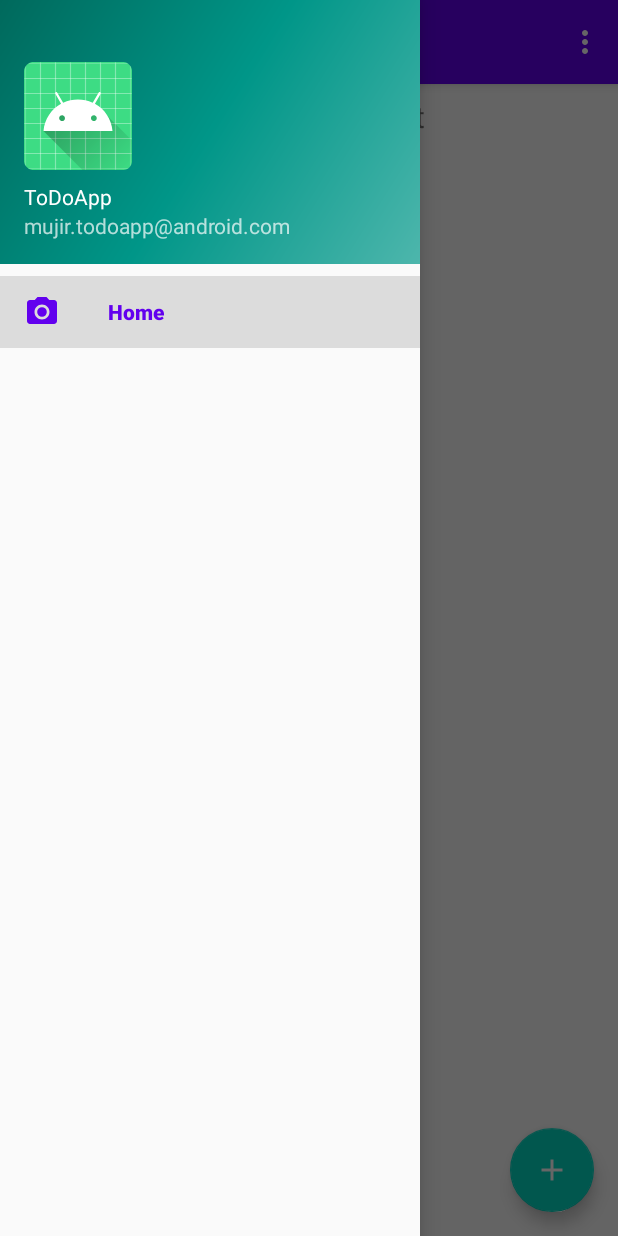
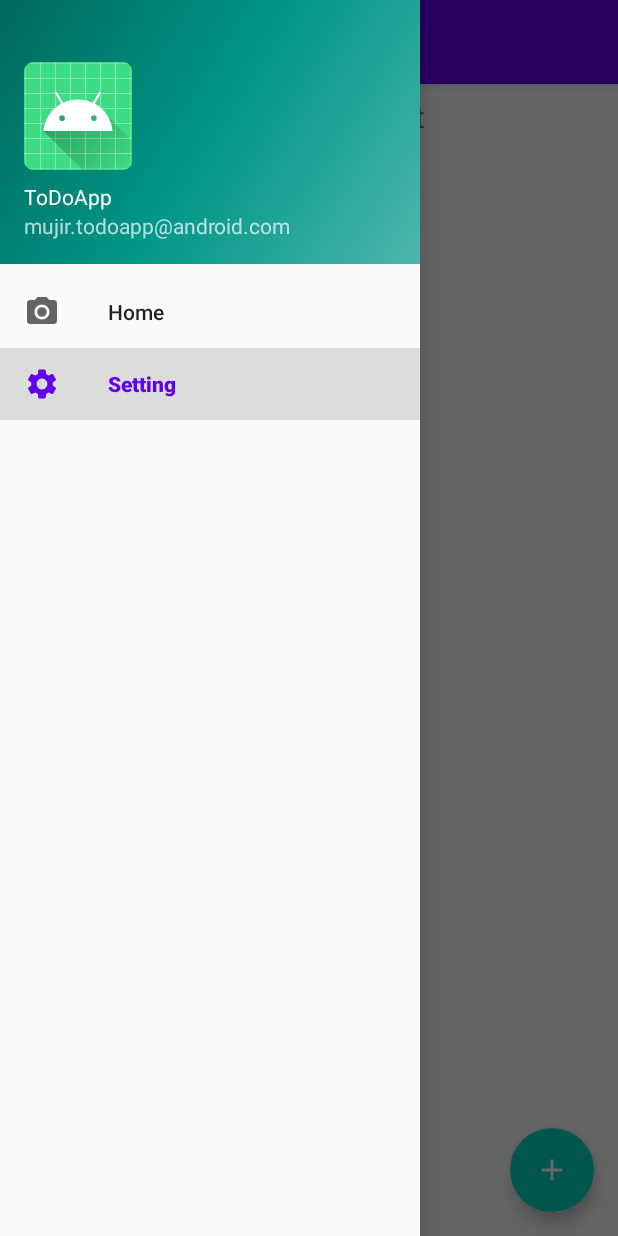
Before and after one commit to muhammadmujir/toDoApp, an Android app: the screen it shows after launch (MainActivity), with the side drawer open, on a phone screen of 412 x 824 dp. Run offline under Robolectric (Android 15) with nearby library versions, the phone set to English and light mode, and no system bars; our stand-ins replace navigation-ui.

Commit message:
setting menu 2

```diff
--- a/app/src/main/java/com/example/todoapp/MainActivity.java
+++ b/app/src/main/java/com/example/todoapp/MainActivity.java
@@ -43,7 +43,7 @@ public class MainActivity extends AppCompatActivity{
         // Passing each menu ID as a set of Ids because each
         // menu should be considered as top level destinations.
         mAppBarConfiguration = new AppBarConfiguration.Builder(
-                R.id.nav_home, R.id.nav_gallery, R.id.nav_slideshow)
+                R.id.nav_home, R.id.nav_setting)
                 .setDrawerLayout(drawer)
                 .build();
         NavController navController = Navigation.findNavController(this, R.id.nav_host_fragment);
@@ -54,7 +54,7 @@ public class MainActivity extends AppCompatActivity{
     @Override
     public boolean onCreateOptionsMenu(Menu menu) {
         // Inflate the menu; this adds items to the action bar if it is present.
-        getMenuInflater().inflate(R.menu.main, menu);
+        //getMenuInflater().inflate(R.menu.main, menu); //tanda titik 3 di pojok kanan atas
         return true;
     }
 
--- /dev/null
+++ b/app/src/main/res/drawable/ic_setting.xml
@@ -0,0 +1,10 @@
+<vector xmlns:android="http://schemas.android.com/apk/res/android"
+    android:width="24dp"
+    android:height="24dp"
+    android:viewportWidth="24"
+    android:viewportHeight="24"
+    android:tint="?attr/colorControlNormal">
+  <path
+      android:fillColor="@android:color/white"
+      android:pathData="M19.14,12.94c0.04,-0.3 0.06,-0.61 0.06,-0.94c0,-0.32 -0.02,-0.64 -0.07,-0.94l2.03,-1.58c0.18,-0.14 0.23,-0.41 0.12,-0.61l-1.92,-3.32c-0.12,-0.22 -0.37,-0.29 -0.59,-0.22l-2.39,0.96c-0.5,-0.38 -1.03,-0.7 -1.62,-0.94L14.4,2.81c-0.04,-0.24 -0.24,-0.41 -0.48,-0.41h-3.84c-0.24,0 -0.43,0.17 -0.47,0.41L9.25,5.35C8.66,5.59 8.12,5.92 7.63,6.29L5.24,5.33c-0.22,-0.08 -0.47,0 -0.59,0.22L2.74,8.87C2.62,9.08 2.66,9.34 2.86,9.48l2.03,1.58C4.84,11.36 4.8,11.69 4.8,12s0.02,0.64 0.07,0.94l-2.03,1.58c-0.18,0.14 -0.23,0.41 -0.12,0.61l1.92,3.32c0.12,0.22 0.37,0.29 0.59,0.22l2.39,-0.96c0.5,0.38 1.03,0.7 1.62,0.94l0.36,2.54c0.05,0.24 0.24,0.41 0.48,0.41h3.84c0.24,0 0.44,-0.17 0.47,-0.41l0.36,-2.54c0.59,-0.24 1.13,-0.56 1.62,-0.94l2.39,0.96c0.22,0.08 0.47,0 0.59,-0.22l1.92,-3.32c0.12,-0.22 0.07,-0.47 -0.12,-0.61L19.14,12.94zM12,15.6c-1.98,0 -3.6,-1.62 -3.6,-3.6s1.62,-3.6 3.6,-3.6s3.6,1.62 3.6,3.6S13.98,15.6 12,15.6z"/>
+</vector>
--- a/app/src/main/res/menu/activity_main_drawer.xml
+++ b/app/src/main/res/menu/activity_main_drawer.xml
@@ -22,5 +22,9 @@
             android:id="@+id/nav_home"
             android:icon="@drawable/ic_menu_camera"
             android:title="@string/menu_home" />
+        <item
+            android:id="@+id/nav_home"
+            android:icon="@drawable/ic_setting"
+            android:title="@string/menu_setting" />
     </group>
 </menu>
--- a/app/src/main/res/navigation/mobile_navigation.xml
+++ b/app/src/main/res/navigation/mobile_navigation.xml
@@ -11,11 +11,17 @@
         android:label="@string/menu_home"
         tools:layout="@layout/fragment_home" />
 
-    <fragment
+    <!--<fragment
         android:id="@+id/nav_gallery"
         android:name="com.example.todoapp.ui.gallery.GalleryFragment"
         android:label="@string/menu_gallery"
-        tools:layout="@layout/fragment_gallery" />
+        tools:layout="@layout/fragment_gallery" />-->
+
+    <fragment
+        android:id="@+id/nav_setting"
+        android:name="com.example.todoapp.ui.setting.SettingFragment"
+        android:label="@string/menu_setting"
+        tools:layout="@layout/fragment_setting" />
 
     <fragment
         android:id="@+id/nav_slideshow"
--- a/app/src/main/res/values/strings.xml
+++ b/app/src/main/res/values/strings.xml
@@ -9,6 +9,7 @@
 
     <string name="menu_home">Home</string>
     <string name="menu_gallery">Gallery</string>
+    <string name="menu_setting">Setting</string>
     <string name="menu_slideshow">Slideshow</string>
     <string name="title_activity_login">LoginActivity</string>
     <string name="prompt_email">Email</string>
```
